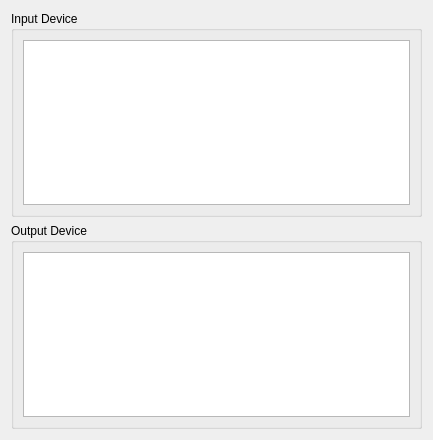
The window that src/mumble/PAAudioConfig.ui (mumble-voip/mumble) describes before a commit, drawn with Qt 5.
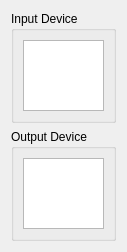
The same window after the commit.

Diff of the .ui file:
```diff
--- a/src/mumble/PAAudioConfig.ui
+++ b/src/mumble/PAAudioConfig.ui
@@ -5,8 +5,8 @@
    <rect>
     <x>0</x>
     <y>0</y>
-    <width>433</width>
-    <height>440</height>
+    <width>126</width>
+    <height>252</height>
    </rect>
   </property>
   <layout class="QVBoxLayout" >
```
